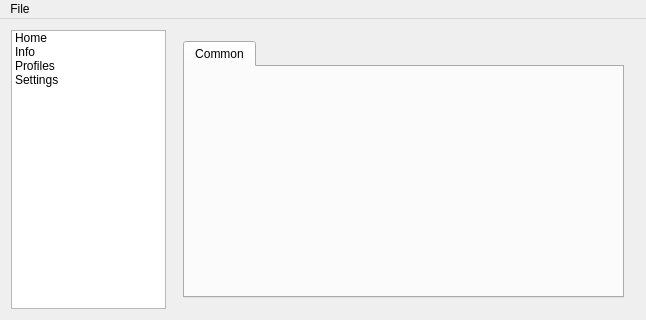
Old version of the form src-qt5/pc-power/pc-power/mainwindow.ui in the repository yurkis/pcbsd.
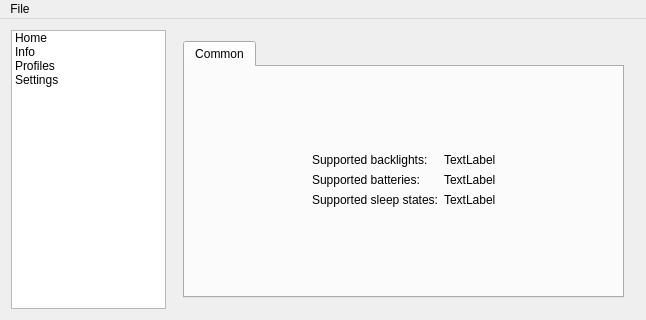
New version of the form. The open tabs and pages were chosen to show the change. Icons and pictures are not drawn.

```diff
--- a/src-qt5/pc-power/pc-power/mainwindow.ui
+++ b/src-qt5/pc-power/pc-power/mainwindow.ui
@@ -408,6 +408,106 @@
            <attribute name="title">
             <string>Common</string>
            </attribute>
+           <layout class="QGridLayout" name="gridLayout_5">
+            <item row="0" column="1">
+             <spacer name="verticalSpacer_8">
+              <property name="orientation">
+               <enum>Qt::Vertical</enum>
+              </property>
+              <property name="sizeHint" stdset="0">
+               <size>
+                <width>20</width>
+                <height>52</height>
+               </size>
+              </property>
+             </spacer>
+            </item>
+            <item row="1" column="0">
+             <spacer name="horizontalSpacer_7">
+              <property name="orientation">
+               <enum>Qt::Horizontal</enum>
+              </property>
+              <property name="sizeHint" stdset="0">
+               <size>
+                <width>102</width>
+                <height>20</height>
+               </size>
+              </property>
+             </spacer>
+            </item>
+            <item row="1" column="1">
+             <layout class="QFormLayout" name="formLayout">
+              <item row="0" column="0">
+               <widget class="QLabel" name="label_7">
+                <property name="text">
+                 <string>Supported backlights:</string>
+                </property>
+               </widget>
+              </item>
+              <item row="0" column="1">
+               <widget class="QLabel" name="numBacklightsLabel">
+                <property name="text">
+                 <string>TextLabel</string>
+                </property>
+               </widget>
+              </item>
+              <item row="1" column="0">
+               <widget class="QLabel" name="label_8">
+                <property name="text">
+                 <string>Supported batteries:</string>
+                </property>
+               </widget>
+              </item>
+              <item row="1" column="1">
+               <widget class="QLabel" name="numBatteriesLabel">
+                <property name="text">
+                 <string>TextLabel</string>
+                </property>
+               </widget>
+              </item>
+              <item row="2" column="0">
+               <widget class="QLabel" name="label_9">
+                <property name="text">
+                 <string>Supported sleep states:</string>
+                </property>
+               </widget>
+              </item>
+              <item row="2" column="1">
+               <widget class="QLabel" name="sleepStatesLabel">
+                <property name="text">
+                 <string>TextLabel</string>
+                </property>
+               </widget>
+              </item>
+             </layout>
+            </item>
+            <item row="1" column="2">
+             <spacer name="horizontalSpacer_6">
+              <property name="orientation">
+               <enum>Qt::Horizontal</enum>
+              </property>
+              <property name="sizeHint" stdset="0">
+               <size>
+                <width>102</width>
+                <height>20</height>
+               </size>
+              </property>
+             </spacer>
+            </item>
+            <item row="2" column="1">
+             <spacer name="verticalSpacer_7">
+              <property name="orientation">
+               <enum>Qt::Vertical</enum>
+              </property>
+              <property name="sizeHint" stdset="0">
+               <size>
+                <width>20</width>
+                <height>78</height>
+               </size>
+              </property>
+             </spacer>
+            </item>
+           </layout>
           </widget>
          </widget>
         </item>
```
Left out of the diff: 6 changed lines with no effect on the pictures.
